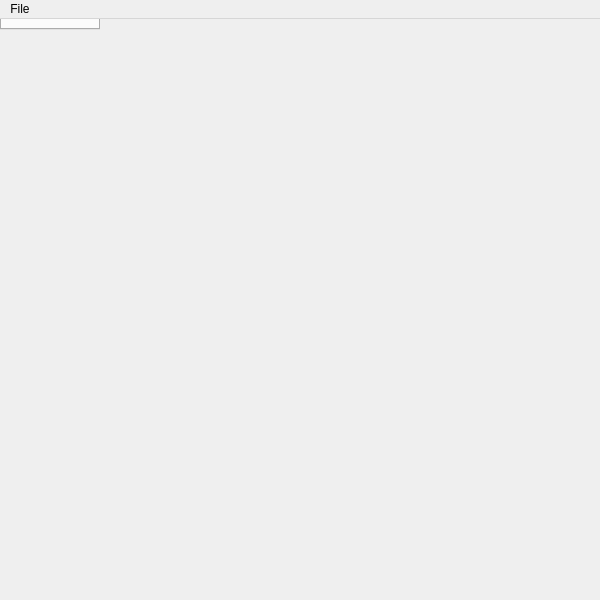
Qt form mainwindow.ui (tux3/observer) before a commit.
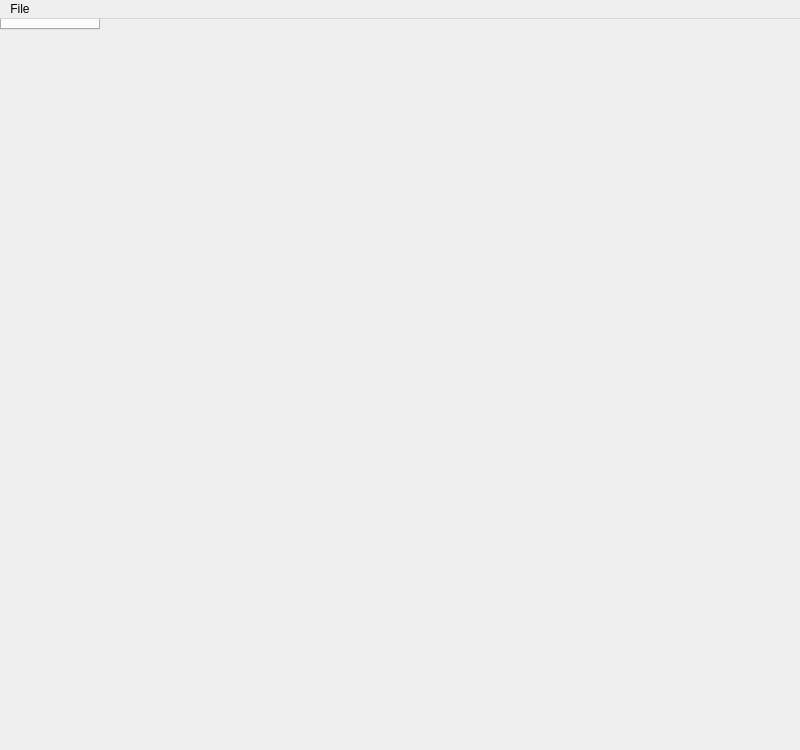
The same form after that commit. Icons and pictures are not drawn.

```diff
--- a/mainwindow.ui
+++ b/mainwindow.ui
@@ -6,8 +6,8 @@
    <rect>
     <x>0</x>
     <y>0</y>
-    <width>600</width>
-    <height>600</height>
+    <width>800</width>
+    <height>750</height>
    </rect>
   </property>
   <property name="windowTitle">
@@ -29,7 +29,7 @@
     <rect>
      <x>0</x>
      <y>0</y>
-     <width>600</width>
+     <width>800</width>
      <height>23</height>
     </rect>
    </property>
```
